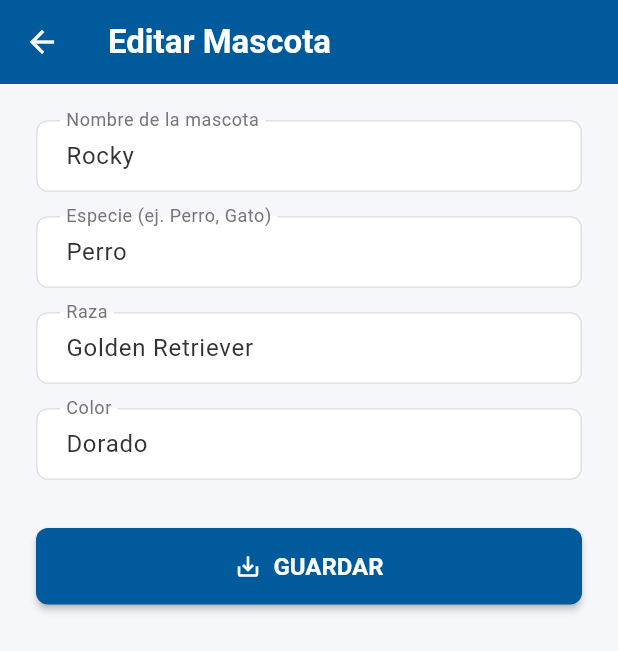
After one commit to davidgarciacaballero0-dot/smart-condominious-si2, a Flutter app: the PetManagementPage screen opened directly, after a tap on the "edit" icon, on a phone screen of 412 x 824 dp. The commit adds this screen. Shown: the top 651 px of the screen. Run offline on Flutter 3.47's test engine with Material 3 defaults, Android fonts, the phone set to English and light mode, and no system bars; our stand-ins replace table_calendar.

Commit message:
Vista Residente completa con toda sus funcionalidades e UI mejorada

```diff
--- /dev/null
+++ b/app/lib/add_edit_pet_page.dart
@@ -0,0 +1,111 @@
+import 'package:flutter/material.dart';
+import 'models/profile_models.dart';
+
+class AddEditPetPage extends StatefulWidget {
+  final Pet? pet; // Recibe una mascota si estamos editando
+
+  const AddEditPetPage({super.key, this.pet});
+
+  @override
+  State<AddEditPetPage> createState() => _AddEditPetPageState();
+}
+
+class _AddEditPetPageState extends State<AddEditPetPage> {
+  final _formKey = GlobalKey<FormState>();
+  late TextEditingController _nameController;
+  late TextEditingController _speciesController;
+  late TextEditingController _breedController;
+  late TextEditingController _colorController;
+
+  @override
+  void initState() {
+    super.initState();
+    _nameController = TextEditingController(text: widget.pet?.name ?? '');
+    _speciesController = TextEditingController(text: widget.pet?.species ?? '');
+    _breedController = TextEditingController(text: widget.pet?.breed ?? '');
+    _colorController = TextEditingController(text: widget.pet?.color ?? '');
+  }
+
+  @override
+  void dispose() {
+    _nameController.dispose();
+    _speciesController.dispose();
+    _breedController.dispose();
+    _colorController.dispose();
+    super.dispose();
+  }
+
+  void _saveForm() {
+    if (_formKey.currentState!.validate()) {
+      final newPet = Pet(
+        id: widget.pet?.id ?? DateTime.now().toIso8601String(),
+        name: _nameController.text,
+        species: _speciesController.text,
+        breed: _breedController.text,
+        color: _colorController.text,
+      );
+      Navigator.of(context).pop(newPet);
+    }
+  }
+
+  @override
+  Widget build(BuildContext context) {
+    return Scaffold(
+      appBar: AppBar(
+        title: Text(widget.pet == null ? 'Añadir Mascota' : 'Editar Mascota'),
+      ),
+      body: SingleChildScrollView(
+        padding: const EdgeInsets.all(24.0),
+        child: Form(
+          key: _formKey,
+          child: Column(
+            crossAxisAlignment: CrossAxisAlignment.stretch,
+            children: <Widget>[
+              TextFormField(
+                controller: _nameController,
+                decoration: const InputDecoration(
+                  labelText: 'Nombre de la mascota',
+                ),
+                validator: (value) => (value == null || value.isEmpty)
+                    ? 'Por favor, ingrese el nombre'
+                    : null,
+              ),
+              const SizedBox(height: 16),
+              TextFormField(
+                controller: _speciesController,
+                decoration: const InputDecoration(
+                  labelText: 'Especie (ej. Perro, Gato)',
+                ),
+                validator: (value) => (value == null || value.isEmpty)
+                    ? 'Por favor, ingrese la especie'
+                    : null,
+              ),
+              const SizedBox(height: 16),
+              TextFormField(
+                controller: _breedController,
+                decoration: const InputDecoration(labelText: 'Raza'),
+                validator: (value) => (value == null || value.isEmpty)
+                    ? 'Por favor, ingrese la raza'
+                    : null,
+              ),
+              const SizedBox(height: 16),
+              TextFormField(
+                controller: _colorController,
+                decoration: const InputDecoration(labelText: 'Color'),
+                validator: (value) => (value == null || value.isEmpty)
+                    ? 'Por favor, ingrese el color'
+                    : null,
+              ),
+              const SizedBox(height: 32),
+              ElevatedButton.icon(
+                onPressed: _saveForm,
+                icon: const Icon(Icons.save_alt_outlined),
+                label: const Text('GUARDAR'),
+              ),
+            ],
+          ),
+        ),
+      ),
+    );
+  }
+}
--- a/app/lib/add_edit_vehicle_page.dart
+++ b/app/lib/add_edit_vehicle_page.dart
@@ -1,4 +1,5 @@
-import 'package:flutter/material.dart';
+import """
+package:flutter/material.dart""";
 import 'models/profile_models.dart';
 
 class AddEditVehiclePage extends StatefulWidget {
--- a/app/lib/app_drawer.dart
+++ b/app/lib/app_drawer.dart
@@ -41,7 +41,7 @@ class AppDrawer extends StatelessWidget {
           // --- SECCIONES PRINCIPALES ---
           ListTile(
             leading: const Icon(Icons.dashboard_outlined),
-            title: const Text('Menú Principal'),
+            title: const Text('Menú '),
             onTap: () {
               // Cierra el drawer y navega a la página del Dashboard
               Navigator.pop(context);
--- a/app/lib/models/profile_models.dart
+++ b/app/lib/models/profile_models.dart
@@ -28,9 +28,9 @@ class Vehicle {
 
 class Pet {
   final String id;
-  final String name;
-  final String species; // Especie (Perro, Gato)
-  final String breed; // Raza
+  final String name; // <-- ESTA LÍNEA FALTABA O ESTABA INCORRECTA
+  final String species;
+  final String breed;
   final String color;
 
   const Pet({
--- a/app/lib/pet_management_page.dart
+++ b/app/lib/pet_management_page.dart
@@ -1,89 +1,81 @@
-// ignore_for_file: library_private_types_in_public_api
-
-import 'package:app/vehicle_management_page.dart';
 import 'package:flutter/material.dart';
 import 'models/profile_models.dart';
+import 'add_edit_pet_page.dart';
 
 class PetManagementPage extends StatefulWidget {
   const PetManagementPage({super.key});
 
   @override
-  _VehicleManagementPageState createState() => _VehicleManagementPageState();
+  State<PetManagementPage> createState() => _PetManagementPageState();
 }
 
-class _VehicleManagementPageState extends State<VehicleManagementPage> {
-  // Datos de prueba
-  final List<Vehicle> _vehicles = [
-    const Vehicle(
+class _PetManagementPageState extends State<PetManagementPage> {
+  final List<Pet> _pets = [
+    const Pet(
         id: '1',
-        brand: 'Toyota',
-        model: 'Corolla',
-        plate: '2457GTH',
-        color: 'Plata'),
-    const Vehicle(
+        name: 'Rocky',
+        species: 'Perro',
+        breed: 'Golden Retriever',
+        color: 'Dorado'),
+    const Pet(
         id: '2',
-        brand: 'Nissan',
-        model: 'Versa',
-        plate: '3829POK',
-        color: 'Rojo'),
+        name: 'Mishi',
+        species: 'Gato',
+        breed: 'Siames',
+        color: 'Blanco'),
   ];
 
-  void _addOrEditVehicle({Vehicle? vehicle}) {
-    // Lógica para mostrar un formulario (la crearemos más adelante)
-    // Por ahora, solo simula añadir un vehículo
-    setState(() {
-      if (vehicle == null) {
-        _vehicles.add(
-          Vehicle(
-              id: '${_vehicles.length + 1}',
-              brand: 'Nueva Marca',
-              model: 'Nuevo Modelo',
-              plate: '1234ABC',
-              color: 'Nuevo Color'),
-        );
-        ScaffoldMessenger.of(context).showSnackBar(
-            const SnackBar(content: Text('Vehículo añadido (simulación)')));
-      }
-    });
+  void _addOrEditPet({Pet? pet}) async {
+    final result = await Navigator.of(context).push<Pet>(
+      MaterialPageRoute(
+        builder: (context) => AddEditPetPage(pet: pet),
+      ),
+    );
+    if (result != null) {
+      setState(() {
+        if (pet != null) {
+          final index = _pets.indexWhere((p) => p.id == result.id);
+          if (index != -1) _pets[index] = result;
+        } else {
+          _pets.add(result);
+        }
+      });
+    }
   }
 
-  void _deleteVehicle(String id) {
+  void _deletePet(String id) {
     setState(() {
-      _vehicles.removeWhere((v) => v.id == id);
+      _pets.removeWhere((p) => p.id == id);
     });
     ScaffoldMessenger.of(context)
-        .showSnackBar(const SnackBar(content: Text('Vehículo eliminado')));
+        .showSnackBar(const SnackBar(content: Text('Mascota eliminada')));
   }
 
   @override
   Widget build(BuildContext context) {
     return Scaffold(
-      appBar: AppBar(
-        title: const Text('Gestionar Vehículos'),
-      ),
+      appBar: AppBar(title: const Text('Gestionar Mascotas')),
       body: ListView.builder(
         padding: const EdgeInsets.all(16.0),
-        itemCount: _vehicles.length,
+        itemCount: _pets.length,
         itemBuilder: (context, index) {
-          final vehicle = _vehicles[index];
+          final pet = _pets[index];
           return Card(
             child: ListTile(
-              leading: const Icon(Icons.directions_car, size: 40),
-              title: Text('${vehicle.brand} ${vehicle.model}',
+              leading: const Icon(Icons.pets, size: 40),
+              title: Text(pet.name,
                   style: const TextStyle(fontWeight: FontWeight.bold)),
               subtitle:
-                  Text('Placa: ${vehicle.plate}\nColor: ${vehicle.color}'),
+                  Text('${pet.species} - ${pet.breed}\nColor: ${pet.color}'),
               trailing: Row(
                 mainAxisSize: MainAxisSize.min,
                 children: [
                   IconButton(
-                    icon: const Icon(Icons.edit_outlined, color: Colors.blue),
-                    onPressed: () => _addOrEditVehicle(vehicle: vehicle),
-                  ),
+                      icon: const Icon(Icons.edit_outlined, color: Colors.blue),
+                      onPressed: () => _addOrEditPet(pet: pet)),
                   IconButton(
-                    icon: const Icon(Icons.delete_outline, color: Colors.red),
-                    onPressed: () => _deleteVehicle(vehicle.id),
-                  ),
+                      icon: const Icon(Icons.delete_outline, color: Colors.red),
+                      onPressed: () => _deletePet(pet.id)),
                 ],
               ),
             ),
@@ -91,8 +83,8 @@ class _VehicleManagementPageState extends State<VehicleManagementPage> {
         },
       ),
       floatingActionButton: FloatingActionButton.extended(
-        onPressed: () => _addOrEditVehicle(),
-        label: const Text('Añadir Vehículo'),
+        onPressed: () => _addOrEditPet(),
+        label: const Text('Añadir Mascota'),
         icon: const Icon(Icons.add),
       ),
     );
```
Also changed, not shown: app/lib/dashboard_page.dart (+8 -10 lines), app/lib/login_page.dart (+8 -4 lines), app/assets/images/welcome_logo.png (added), 1 other file.
